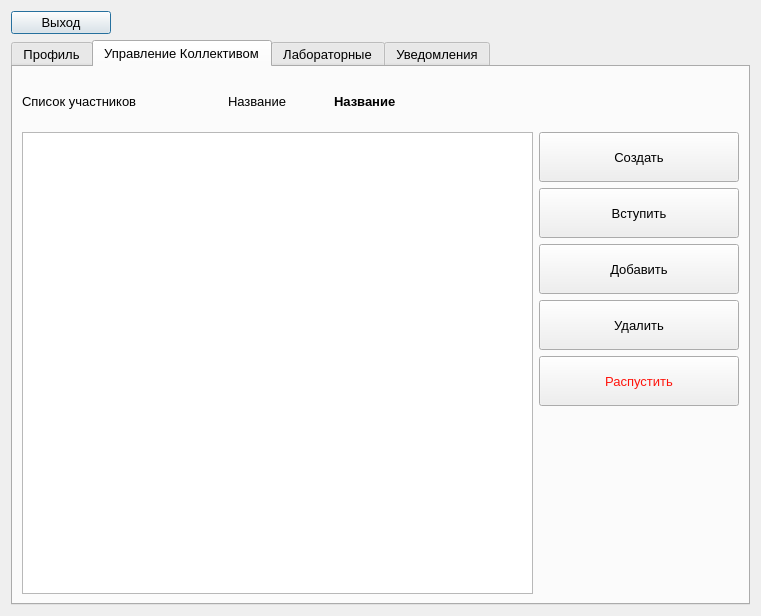
Old version of the form studentdialog.ui in the repository Knigan/DB3.
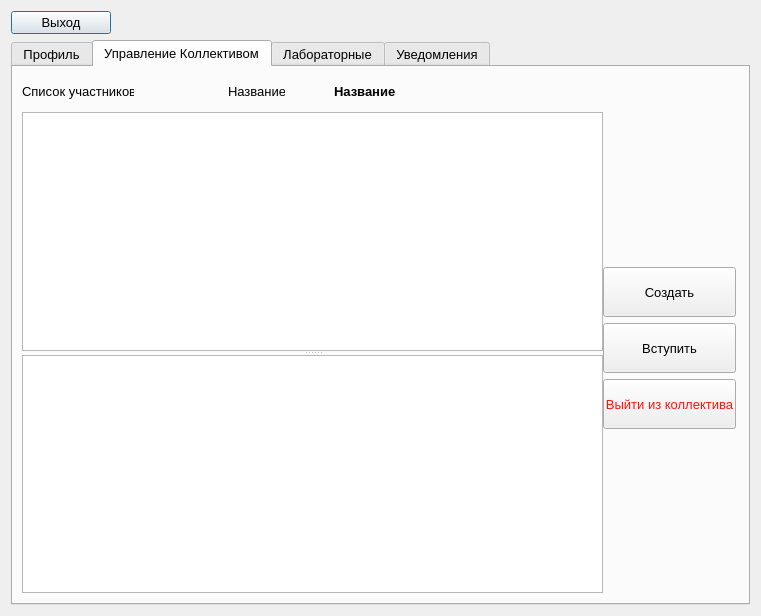
New version of the form. The open tabs and pages were chosen to show the change.

Diff of the .ui file:
```diff
--- a/studentdialog.ui
+++ b/studentdialog.ui
@@ -116,9 +116,21 @@
       <attribute name="title">
        <string>Управление Коллективом</string>
       </attribute>
-      <layout class="QGridLayout" name="gridLayout">
-       <item row="0" column="0">
         <widget class="QLabel" name="label_5">
+       <property name="geometry">
+        <rect>
+         <x>9</x>
+         <y>9</y>
+         <width>112</width>
+         <height>30</height>
+        </rect>
+       </property>
+       <property name="minimumSize">
+        <size>
+         <width>0</width>
+         <height>30</height>
+        </size>
+       </property>
          <property name="maximumSize">
           <size>
            <width>200</width>
@@ -129,47 +141,21 @@
           <string>Список участников</string>
          </property>
         </widget>
-       </item>
-       <item row="4" column="3">
-        <widget class="QPushButton" name="deleteMemberButton">
-         <property name="minimumSize">
-          <size>
-           <width>0</width>
-           <height>50</height>
-          </size>
-         </property>
-         <property name="maximumSize">
-          <size>
-           <width>200</width>
-           <height>50</height>
-          </size>
-         </property>
-         <property name="text">
-          <string>Удалить</string>
-         </property>
-        </widget>
-       </item>
-       <item row="2" column="3">
-        <widget class="QPushButton" name="enterCollectiveButton">
-         <property name="minimumSize">
-          <size>
-           <width>0</width>
-           <height>50</height>
-          </size>
-         </property>
-         <property name="maximumSize">
-          <size>
-           <width>200</width>
-           <height>50</height>
-          </size>
-         </property>
-         <property name="text">
-          <string>Вступить</string>
-         </property>
-        </widget>
-       </item>
-       <item row="0" column="1">
         <widget class="QLabel" name="label_11">
+       <property name="geometry">
+        <rect>
+         <x>215</x>
+         <y>9</y>
+         <width>57</width>
+         <height>30</height>
+        </rect>
+       </property>
+       <property name="minimumSize">
+        <size>
+         <width>0</width>
+         <height>30</height>
+        </size>
+       </property>
          <property name="maximumSize">
           <size>
            <width>100</width>
@@ -180,52 +166,21 @@
           <string>Название</string>
          </property>
         </widget>
-       </item>
-       <item row="5" column="3">
-        <widget class="QPushButton" name="deleteCollectiveButton">
-         <property name="minimumSize">
-          <size>
-           <width>0</width>
-           <height>50</height>
-          </size>
-         </property>
-         <property name="maximumSize">
-          <size>
-           <width>200</width>
-           <height>50</height>
-          </size>
-         </property>
-         <property name="font">
-          <font>
-           <pointsize>10</pointsize>
-          </font>
-         </property>
-         <property name="styleSheet">
-          <string notr="true">color: rgb(255, 20, 12);</string>
-         </property>
-         <property name="text">
-          <string>Распустить</string>
-         </property>
-        </widget>
-       </item>
-       <item row="1" column="0" rowspan="6" colspan="3">
-        <widget class="QListWidget" name="listWidget">
-         <property name="minimumSize">
-          <size>
-           <width>0</width>
-           <height>0</height>
-          </size>
-         </property>
-         <property name="maximumSize">
-          <size>
-           <width>16777215</width>
-           <height>500</height>
-          </size>
-         </property>
-        </widget>
-       </item>
-       <item row="0" column="2" colspan="2">
         <widget class="QLabel" name="CollectiveName">
+       <property name="geometry">
+        <rect>
+         <x>321</x>
+         <y>9</y>
+         <width>61</width>
+         <height>30</height>
+        </rect>
+       </property>
+       <property name="minimumSize">
+        <size>
+         <width>0</width>
+         <height>30</height>
+        </size>
+       </property>
          <property name="maximumSize">
           <size>
            <width>400</width>
@@ -235,7 +190,6 @@
          <property name="font">
           <font>
            <pointsize>10</pointsize>
-           <weight>75</weight>
            <bold>true</bold>
           </font>
          </property>
@@ -243,27 +197,32 @@
           <string>Название</string>
          </property>
         </widget>
-       </item>
-       <item row="3" column="3">
-        <widget class="QPushButton" name="addNewMemberButton">
-         <property name="minimumSize">
-          <size>
-           <width>0</width>
-           <height>50</height>
-          </size>
-         </property>
-         <property name="maximumSize">
-          <size>
-           <width>200</width>
-           <height>50</height>
-          </size>
-         </property>
-         <property name="text">
-          <string>Добавить</string>
-         </property>
-        </widget>
-       </item>
-       <item row="1" column="3">
+      <widget class="QSplitter" name="splitter_2">
+       <property name="geometry">
+        <rect>
+         <x>9</x>
+         <y>45</y>
+         <width>581</width>
+         <height>481</height>
+        </rect>
+       </property>
+       <property name="orientation">
+        <enum>Qt::Vertical</enum>
+       </property>
+       <widget class="QTableView" name="CollectiveTableView"/>
+       <widget class="QTableWidget" name="tableWidget"/>
+      </widget>
+      <widget class="QWidget" name="">
+       <property name="geometry">
+        <rect>
+         <x>590</x>
+         <y>200</y>
+         <width>133</width>
+         <height>164</height>
+        </rect>
+       </property>
+       <layout class="QGridLayout" name="gridLayout">
+        <item row="0" column="0">
         <widget class="QPushButton" name="createCollectiveButton">
          <property name="minimumSize">
           <size>
@@ -282,7 +241,54 @@
          </property>
         </widget>
        </item>
-      </layout>
+        <item row="3" column="0">
+         <widget class="QPushButton" name="deleteCollectiveButton">
+          <property name="minimumSize">
+           <size>
+            <width>0</width>
+            <height>50</height>
+           </size>
+          </property>
+          <property name="maximumSize">
+           <size>
+            <width>200</width>
+            <height>50</height>
+           </size>
+          </property>
+          <property name="font">
+           <font>
+            <pointsize>10</pointsize>
+           </font>
+          </property>
+          <property name="styleSheet">
+           <string notr="true">color: rgb(255, 20, 12);</string>
+          </property>
+          <property name="text">
+           <string>Выйти из коллектива</string>
+          </property>
+         </widget>
+        </item>
+        <item row="1" column="0">
+         <widget class="QPushButton" name="enterCollectiveButton">
+          <property name="minimumSize">
+           <size>
+            <width>0</width>
+            <height>50</height>
+           </size>
+          </property>
+          <property name="maximumSize">
+           <size>
+            <width>200</width>
+            <height>50</height>
+           </size>
+          </property>
+          <property name="text">
+           <string>Вступить</string>
+          </property>
+         </widget>
+        </item>
+       </layout>
+      </widget>
      </widget>
      <widget class="QWidget" name="tab_5">
       <attribute name="title">
```
Left out of the diff: 114 changed lines with no effect on the pictures. Lines whose indentation alone changed are shown as unchanged.
